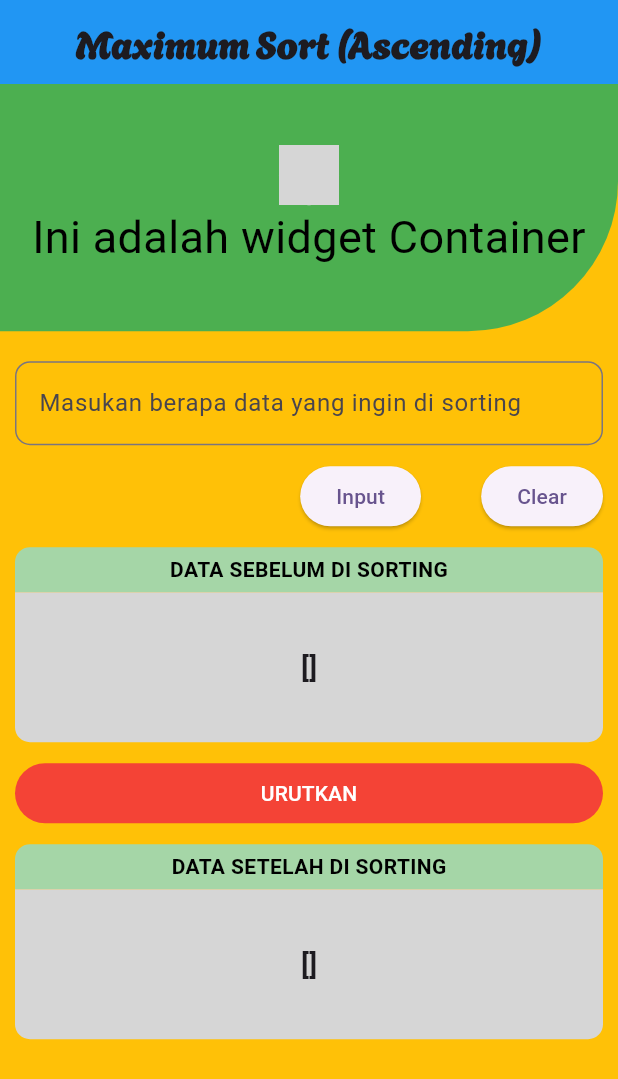
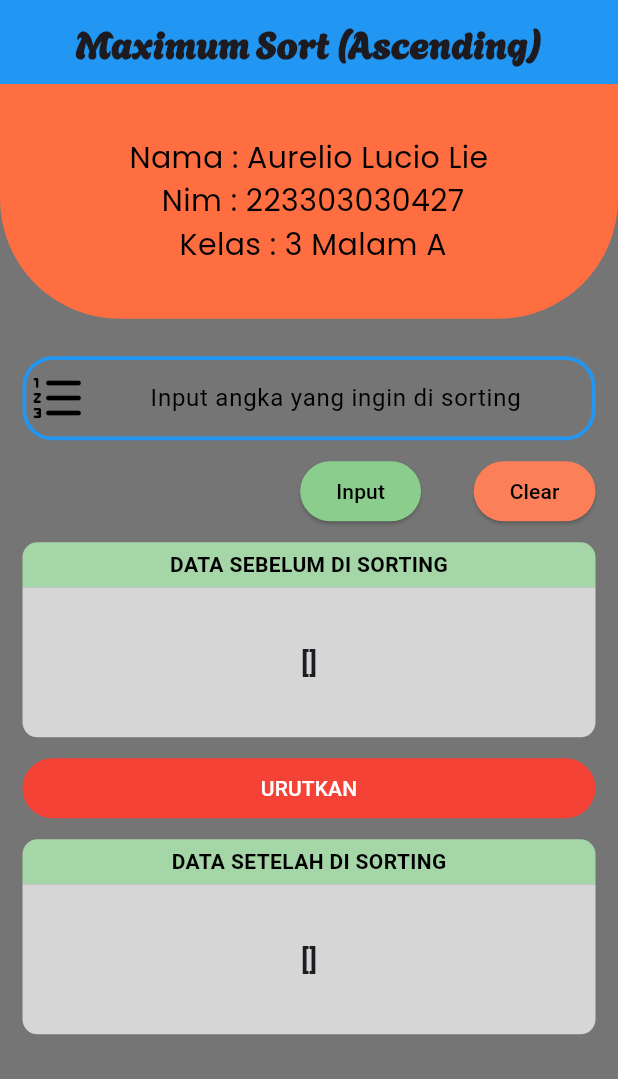
Before and after one commit to aurelioo29/UTS-FLUTTER, a Flutter app: the screen it shows after launch, on a phone screen of 412 x 824 dp. Shown: the top 1079 px of the screen. Run offline on Flutter 3.47's test engine with Material 2 defaults, Android fonts, the phone set to English and light mode, and no system bars; grey boxes are pictures that could not be loaded.

Commit message:
finis last desain UI

```diff
--- a/lib/sort.dart
+++ b/lib/sort.dart
@@ -37,7 +37,7 @@ class _SortPagesState extends State<SortPages> {
   @override
   Widget build(BuildContext context) {
     return Scaffold(
-      backgroundColor: Colors.amber,
+      backgroundColor: Colors.grey[600],
       appBar: AppBar(
         title: Text(
           "Maximum Sort (Ascending)",
@@ -54,22 +54,24 @@ class _SortPagesState extends State<SortPages> {
           children: [
             Container(
               width: MediaQuery.of(context).size.width,
-              height: MediaQuery.of(context).size.height * 0.2,
-              // color: const Color.fromARGB(255, 0, 140, 255),
+              height: MediaQuery.of(context).size.height * 0.19,
               decoration: const BoxDecoration(
-                  borderRadius:
-                      BorderRadius.only(bottomRight: Radius.circular(100)),
-                  color: Colors.green),
+                  borderRadius: BorderRadius.only(
+                    bottomRight: Radius.circular(80),
+                    bottomLeft: Radius.circular(80),
+                  ),
+                  color: Colors.deepOrangeAccent),
               child: Column(
                 mainAxisAlignment: MainAxisAlignment.center,
                 children: [
-                  CircleAvatar(
-                    backgroundImage: NetworkImage(
-                        'https://voffice.co.id/jakarta-virtual-office/business-tips/wp-content/uploads/2018/11/biografi-bill-gates.jpg'),
+                  Text(
+                    'Nama : Aurelio Lucio Lie \n Nim : 223303030427 \n Kelas : 3 Malam A',
+                    textAlign: TextAlign.center,
+                    style: TextStyle(
+                        color: Colors.black,
+                        fontSize: 20,
+                        fontFamily: 'Poppins'),
                   ),
-                  Text('Ini adalah widget Container',
-                      textAlign: TextAlign.center,
-                      style: TextStyle(color: Colors.black, fontSize: 30)),
                 ],
               ),
             ),
@@ -77,21 +79,36 @@ class _SortPagesState extends State<SortPages> {
               height: 10,
             ),
             Padding(
-              padding: const EdgeInsets.all(10),
+              padding: const EdgeInsets.all(15),
               child: Form(
                 key: formKey,
                 child: Column(
                   children: [
                     // Bagian Input Data Ingin Di Sorting (TAHAP 1)
                     TextFormField(
+                      textAlign: TextAlign.center,
+                      keyboardType: TextInputType.number,
                       controller: _textController,
                       validator: (value) => value == null || value.isEmpty
                           ? 'Data nya masih kosong'
                           : null,
                       decoration: InputDecoration(
-                        labelText: "Masukan berapa data yang ingin di sorting",
-                        border: OutlineInputBorder(
-                          borderRadius: BorderRadius.circular(10),
+                        prefixIcon: Icon(
+                          Icons.format_list_numbered_rounded,
+                          size: 40,
+                          color: Colors.black,
+                        ),
+                        hintText: "Input angka yang ingin di sorting",
+                        hintStyle: TextStyle(color: Colors.black),
+                        focusedBorder: OutlineInputBorder(
+                          borderRadius: BorderRadius.circular(20),
+                          borderSide:
+                              BorderSide(color: Colors.blue, width: 2.5),
+                        ),
+                        enabledBorder: OutlineInputBorder(
+                          borderRadius: BorderRadius.circular(20),
+                          borderSide:
+                              BorderSide(color: Colors.blue, width: 2.5),
                         ),
                       ),
                     ),
@@ -124,7 +141,14 @@ class _SortPagesState extends State<SortPages> {
                               }
                             });
                           },
-                          child: Text("Input"),
+                          style: ElevatedButton.styleFrom(
+                            backgroundColor: const Color.fromARGB(255, 139, 205,
+                                141), // Ganti warna latar belakang sesuai keinginan
+                          ),
+                          child: Text(
+                            "Input",
+                            style: TextStyle(color: Colors.black),
+                          ),
                         ),
                         ElevatedButton(
                           onPressed: () {
@@ -144,14 +168,21 @@ class _SortPagesState extends State<SortPages> {
                                 _textController.text = "";
                                 ScaffoldMessenger.of(context).showSnackBar(
                                   SnackBar(
-                                    backgroundColor: Colors.green,
+                                    backgroundColor: Colors.red,
                                     content: Text('Data berhasil dihapus !!!'),
                                   ),
                                 );
                               }
                             });
                           },
-                          child: Text("Clear"),
+                          style: ElevatedButton.styleFrom(
+                            backgroundColor: const Color.fromARGB(255, 251, 128,
+                                90), // Ganti warna latar belakang sesuai keinginan
+                          ),
+                          child: Text(
+                            "Clear",
+                            style: TextStyle(color: Colors.black),
+                          ),
                         ),
                       ],
                     ),
--- a/pubspec.yaml
+++ b/pubspec.yaml
@@ -76,6 +76,9 @@ flutter:
     - family: Agbalumo
       fonts:
         - asset: assets/fonts/Agbalumo-Regular.ttf
+    - family: Poppins
+      fonts:
+        - asset: assets/fonts/Poppins-Regular.ttf
           # style: italic
   #   - family: Trajan Pro
   #     fonts:
```
Also changed, not shown: assets/fonts/Poppins-Regular.ttf (added).
